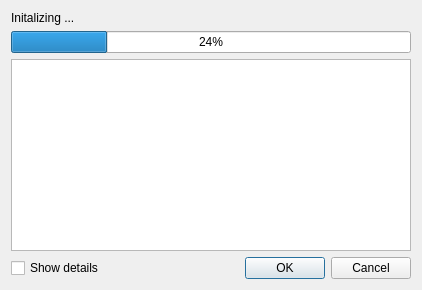
Above: singleappdialog.ui from pixellots/unclient before the change. Below: the same form after it.
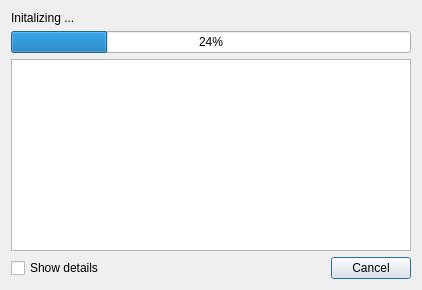
That is the form after the change.

Diff of the .ui file:
```diff
--- a/singleappdialog.ui
+++ b/singleappdialog.ui
@@ -7,7 +7,7 @@
     <x>0</x>
     <y>0</y>
     <width>420</width>
-    <height>168</height>
+    <height>199</height>
    </rect>
   </property>
   <property name="windowTitle">
@@ -68,7 +68,7 @@
         <enum>Qt::Horizontal</enum>
        </property>
        <property name="standardButtons">
-        <set>QDialogButtonBox::Cancel|QDialogButtonBox::Ok</set>
+        <set>QDialogButtonBox::Cancel</set>
        </property>
       </widget>
      </item>
```
